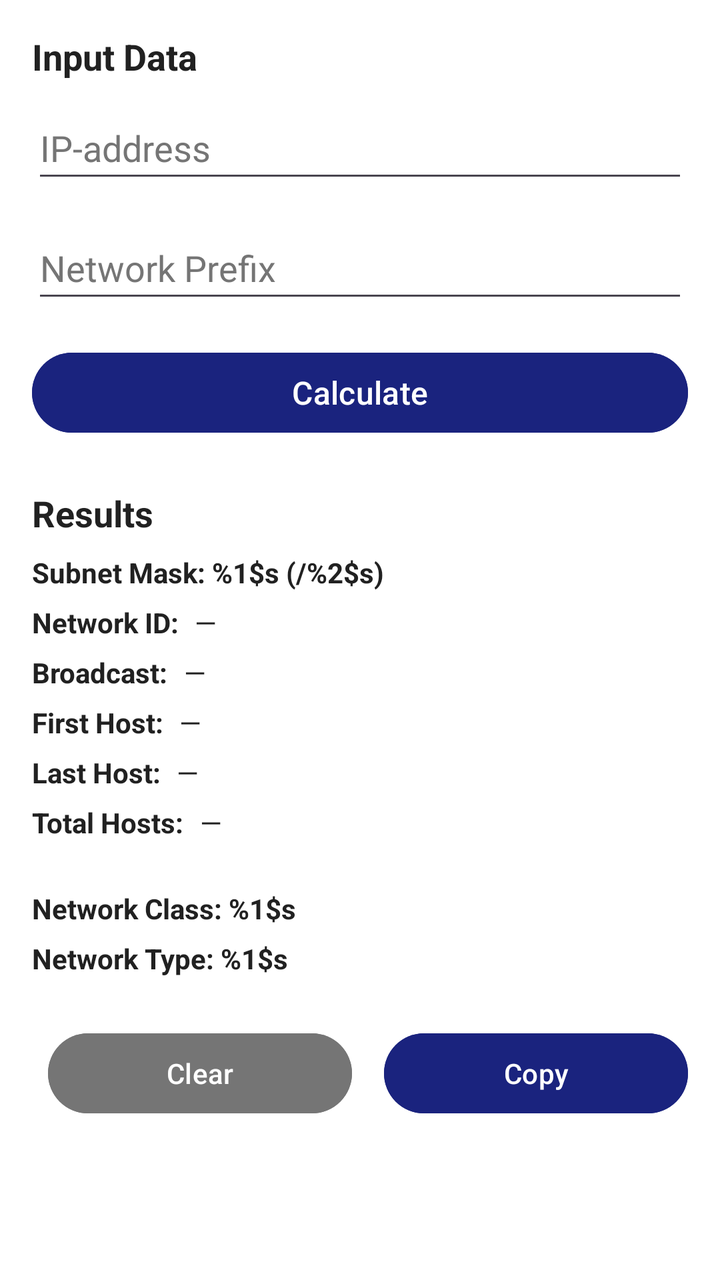
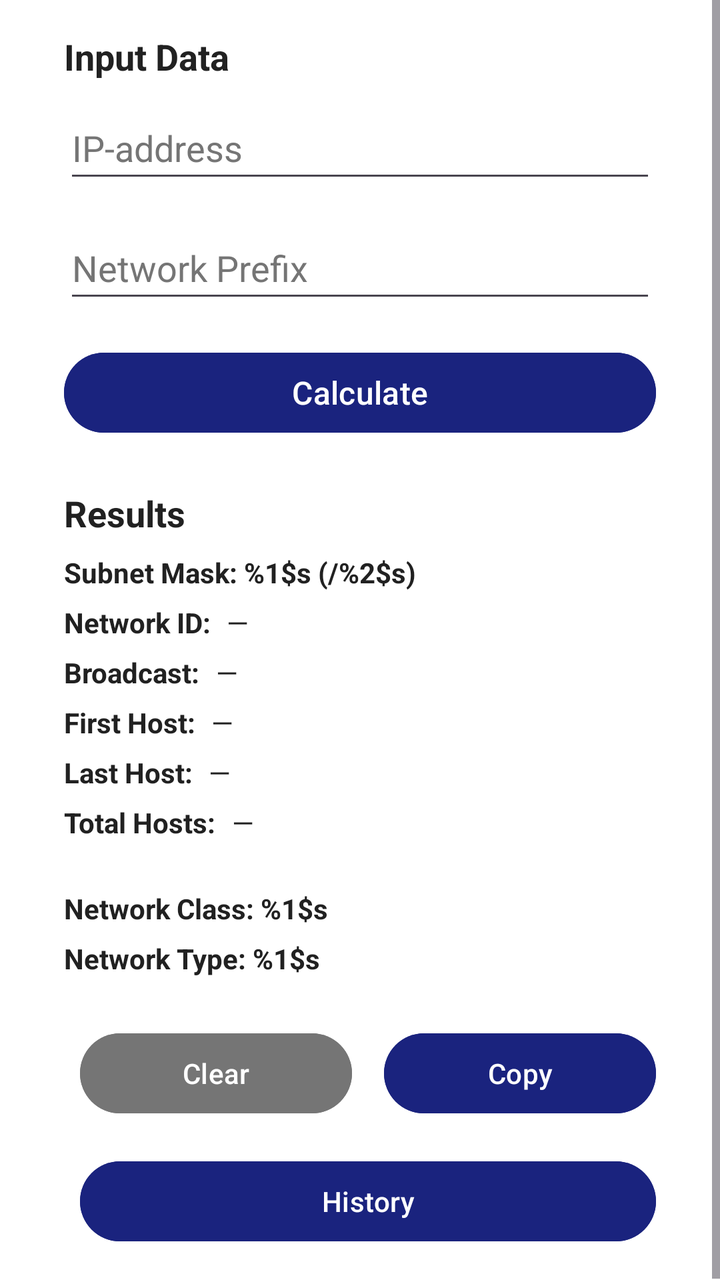

An Android layout rendered at two revisions. The XML below is the earlier revision; the diff shows what the commit changed to produce the second picture.
<!-- AndroidManifest.xml: application theme Theme.IPCalculator -->
<!-- res/layout/activity_main.xml -->
<?xml version="1.0" encoding="utf-8"?>
<ScrollView xmlns:android="http://schemas.android.com/apk/res/android"
    xmlns:tools="http://android.com"
    android:layout_width="match_parent"
    android:layout_height="match_parent"
    android:fillViewport="true"
    tools:context=".MainActivity">

    <LinearLayout
        android:layout_width="match_parent"
        android:layout_height="wrap_content"
        android:layout_gravity="center_horizontal"
        android:orientation="vertical"
        android:padding="16dp"
        android:layout_marginStart="16dp"
        android:layout_marginEnd="16dp"
        android:background="@color/white">


    <TextView
            android:layout_width="match_parent"
            android:layout_height="wrap_content"
            android:text="@string/title_input_data"
            android:textSize="18sp"
            android:textStyle="bold"
            android:textColor="@color/text_high_contrast"
            android:layout_marginBottom="8dp" />

        <EditText
            android:id="@+id/etIpAddress"
            android:layout_width="match_parent"
            android:layout_height="wrap_content"
            android:minHeight="48dp"
            android:hint="@string/hint_ip_address"
            android:inputType="phone"
            android:digits="0123456789."
            android:maxLength="15"
            android:textColor="@color/text_high_contrast"
            android:textColorHint="#757575"
            android:importantForAutofill="no"
            android:layout_marginBottom="12dp"
            tools:ignore="SpeakableTextPresent" />

        <EditText
            android:id="@+id/etPrefix"
            android:layout_width="match_parent"
            android:layout_height="wrap_content"
            android:minHeight="48dp"
            android:hint="@string/hint_network_prefix"
            android:inputType="number"
            android:maxLength="2"
            android:importantForAutofill="no"
            android:layout_marginBottom="16dp"
            android:textColor="@color/text_high_contrast"
            android:textColorHint="#757575"
            tools:ignore="SpeakableTextPresent" />

        <Button
            android:id="@+id/btnCalculate"
            android:layout_width="match_parent"
            android:layout_height="wrap_content"
            android:text="@string/btn_calculate"
            android:textSize="16sp"
            android:backgroundTint="@color/primary_dark_blue"
            android:layout_marginBottom="24dp" />

        
        <TextView
            android:layout_width="match_parent"
            android:layout_height="wrap_content"
            android:text="@string/title_analysis_results"
            android:textSize="18sp"
            android:textStyle="bold"
            android:textColor="@color/text_high_contrast"
            android:layout_marginBottom="8dp" />

        
        <LinearLayout
            android:layout_width="match_parent"
            android:layout_height="wrap_content"
            android:orientation="horizontal"
            android:layout_marginBottom="6dp">
            <TextView
                android:id="@+id/tvNetmask"
                android:layout_width="match_parent"
                android:layout_height="wrap_content"
                android:text="@string/label_subnet_mask"
                android:textStyle="bold"
                android:textColor="@color/text_high_contrast"
                android:maxLines="1"
                android:autoSizeTextType="uniform"
                android:autoSizeMinTextSize="11sp"
                android:autoSizeMaxTextSize="14sp"
                android:autoSizeStepGranularity="1sp" />
        </LinearLayout>

        
        <LinearLayout
            android:layout_width="match_parent"
            android:layout_height="wrap_content"
            android:orientation="horizontal"
            android:layout_marginBottom="6dp">
            <TextView
                android:layout_width="wrap_content"
                android:layout_height="wrap_content"
                android:text="@string/label_network_id"
                android:textStyle="bold"
                android:textColor="@color/text_high_contrast"
                android:layout_marginEnd="8dp" />
            <TextView
                android:id="@+id/tvNetworkId"
                android:layout_width="0dp"
                android:layout_height="wrap_content"
                android:layout_weight="1"
                android:text="@string/default_placeholder"
                android:textColor="@color/text_high_contrast" />
        </LinearLayout>

        
        <LinearLayout
            android:layout_width="match_parent"
            android:layout_height="wrap_content"
            android:orientation="horizontal"
            android:layout_marginBottom="6dp">
            <TextView
                android:layout_width="wrap_content"
                android:layout_height="wrap_content"
                android:text="@string/label_broadcast_address"
                android:textStyle="bold"
                android:textColor="@color/text_high_contrast"
                android:layout_marginEnd="8dp" />
            <TextView
                android:id="@+id/tvBroadcast"
                android:layout_width="0dp"
                android:layout_height="wrap_content"
                android:layout_weight="1"
                android:text="@string/default_placeholder"
                android:textColor="@color/text_high_contrast" />
        </LinearLayout>

        
        <LinearLayout
            android:layout_width="match_parent"
            android:layout_height="wrap_content"
            android:orientation="horizontal"
            android:layout_marginBottom="6dp">
            <TextView
                android:layout_width="wrap_content"
                android:layout_height="wrap_content"
                android:text="@string/label_first_usable_host"
                android:textStyle="bold"
                android:textColor="@color/text_high_contrast"
                android:layout_marginEnd="8dp" />
            <TextView
                android:id="@+id/tvFirstHost"
                android:layout_width="0dp"
                android:layout_height="wrap_content"
                android:layout_weight="1"
                android:text="@string/default_placeholder"
                android:textColor="@color/text_high_contrast" />
        </LinearLayout>

        
        <LinearLayout
            android:layout_width="match_parent"
            android:layout_height="wrap_content"
            android:orientation="horizontal"
            android:layout_marginBottom="6dp">
            <TextView
                android:layout_width="wrap_content"
                android:layout_height="wrap_content"
                android:text="@string/label_last_usable_host"
                android:textStyle="bold"
                android:textColor="@color/text_high_contrast"
                android:layout_marginEnd="8dp" />
            <TextView
                android:id="@+id/tvLastHost"
                android:layout_width="0dp"
                android:layout_height="wrap_content"
                android:layout_weight="1"
                android:text="@string/default_placeholder"
                android:textColor="@color/text_high_contrast" />
        </LinearLayout>

        
        <LinearLayout
            android:layout_width="match_parent"
            android:layout_height="wrap_content"
            android:orientation="horizontal"
            android:layout_marginBottom="24dp">
            <TextView
                android:layout_width="wrap_content"
                android:layout_height="wrap_content"
                android:text="@string/label_total_usable_hosts"
                android:textStyle="bold"
                android:textColor="@color/text_high_contrast"
                android:layout_marginEnd="8dp" />
            <TextView
                android:id="@+id/tvUsableHosts"
                android:layout_width="0dp"
                android:layout_height="wrap_content"
                android:layout_weight="1"
                android:text="@string/default_placeholder"
                android:textColor="@color/text_high_contrast" />
        </LinearLayout>

        
        <LinearLayout
            android:layout_width="match_parent"
            android:layout_height="wrap_content"
            android:orientation="horizontal"
            android:layout_marginBottom="6dp">
            <TextView
                android:id="@+id/tvNetworkClass"
                android:layout_width="match_parent"
                android:layout_height="wrap_content"
                android:text="@string/label_network_class"
                android:textStyle="bold"
                android:textColor="@color/text_high_contrast"
                android:maxLines="1"
                android:autoSizeTextType="uniform"
                android:autoSizeMinTextSize="11sp"
                android:autoSizeMaxTextSize="14sp"
                android:autoSizeStepGranularity="1sp" />
        </LinearLayout>

        
        <LinearLayout
            android:layout_width="match_parent"
            android:layout_height="wrap_content"
            android:orientation="horizontal"
            android:layout_marginBottom="24dp">
            <TextView
                android:id="@+id/tvNetworkType"
                android:layout_width="match_parent"
                android:layout_height="wrap_content"
                android:text="@string/label_network_type"
                android:textStyle="bold"
                android:textColor="@color/text_high_contrast"
                android:maxLines="1"
                android:autoSizeTextType="uniform"
                android:autoSizeMinTextSize="11sp"
                android:autoSizeMaxTextSize="14sp"
                android:autoSizeStepGranularity="1sp" />
        </LinearLayout>

        
        <LinearLayout
            android:layout_width="match_parent"
            android:layout_height="wrap_content"
            android:orientation="horizontal"
            android:layout_marginBottom="16dp">

            <Button
                android:id="@+id/btnClear"
                style="?android:attr/buttonBarButtonStyle"
                android:layout_width="0dp"
                android:layout_height="wrap_content"
                android:layout_weight="1"
                android:text="@string/btn_clear"
                android:maxLines="1"
                android:layout_marginEnd="8dp"
                android:backgroundTint="#757575"
                android:textColor="@color/white"
                android:autoSizeTextType="uniform"
                android:autoSizeMinTextSize="10sp"
                android:autoSizeMaxTextSize="14sp"
                android:autoSizeStepGranularity="1sp" />

            <Button
                android:id="@+id/btnCopy"
                style="?android:attr/buttonBarButtonStyle"
                android:layout_width="0dp"
                android:layout_height="wrap_content"
                android:layout_weight="1"
                android:text="@string/btn_copy"
                android:maxLines="1"
                android:layout_marginStart="8dp"
                android:backgroundTint="@color/primary_dark_blue"
                android:textColor="@color/white"
                android:autoSizeTextType="uniform"
                android:autoSizeMinTextSize="10sp"
                android:autoSizeMaxTextSize="14sp"
                android:autoSizeStepGranularity="1sp" />
        </LinearLayout>


    </LinearLayout>
</ScrollView>
<!-- resources referenced by this layout -->
<resources>
  <color name="primary_dark_blue">#1A237E</color>
  <color name="text_high_contrast">#212121</color>
  <color name="white">#FFFFFFFF</color>
  <string name="btn_calculate">Calculate</string>
  <string name="btn_clear">Clear</string>
  <string name="btn_copy">Copy</string>
  <string name="default_placeholder">—</string>
  <string name="hint_ip_address">IP-address </string>
  <string name="hint_network_prefix">Network Prefix</string>
  <string name="label_broadcast_address">Broadcast:</string>
  <string name="label_first_usable_host">First Host:</string>
  <string name="label_last_usable_host">Last Host:</string>
  <string name="label_network_class">Network Class: %1$s</string>
  <string name="label_network_id">Network ID:</string>
  <string name="label_network_type">Network Type: %1$s</string>
  <string name="label_subnet_mask">Subnet Mask: %1$s (/%2$s)</string>
  <string name="label_total_usable_hosts">Total Hosts:</string>
  <string name="title_analysis_results">Results</string>
  <string name="title_input_data">Input Data</string>
  <style name="Theme.IPCalculator" parent="Theme.Material3.DayNight.NoActionBar">
          
          <item name="colorPrimary">@color/primary_dark_blue</item>
          <item name="colorOnPrimary">@color/white</item>
          <item name="colorPrimaryContainer">@color/primary_dark_blue_variant</item>
  
          
          <item name="android:windowBackground">@color/white</item>
          <item name="android:statusBarColor">@color/primary_dark_blue</item>
      </style>
  <color name="primary_dark_blue_variant">#0D47A1</color>
</resources>

<!-- the commit's change to res/layout/activity_main.xml (unified diff, before → after) -->
@@ -249,7 +249,7 @@
             android:layout_width="match_parent"
             android:layout_height="wrap_content"
             android:orientation="horizontal"
-            android:layout_marginBottom="16dp">
+            android:layout_marginBottom="8dp">
 
             <Button
                 android:id="@+id/btnClear"
@@ -284,6 +284,22 @@
                 android:autoSizeStepGranularity="1sp" />
         </LinearLayout>
 
+        
+        <Button
+            android:id="@+id/btnHistory"
+            style="?android:attr/buttonBarButtonStyle"
+            android:layout_width="match_parent"
+            android:layout_height="wrap_content"
+            android:text="@string/btn_history"
+            android:maxLines="1"
+            android:backgroundTint="@color/primary_dark_blue"
+            android:textColor="@color/white"
+            android:textSize="14sp"
+            android:layout_marginTop="8dp"
+            android:autoSizeTextType="uniform"
+            android:autoSizeMinTextSize="10sp"
+            android:autoSizeMaxTextSize="14sp"
+            android:autoSizeStepGranularity="1sp" />
 
     </LinearLayout>
 </ScrollView>
<!-- resource entries referenced after the edit -->
@@ -6,6 +6,7 @@
   <string name="btn_calculate">Calculate</string>
   <string name="btn_clear">Clear</string>
   <string name="btn_copy">Copy</string>
+  <string name="btn_history">History</string>
   <string name="default_placeholder">—</string>
   <string name="hint_ip_address">IP-address </string>
   <string name="hint_network_prefix">Network Prefix</string>
